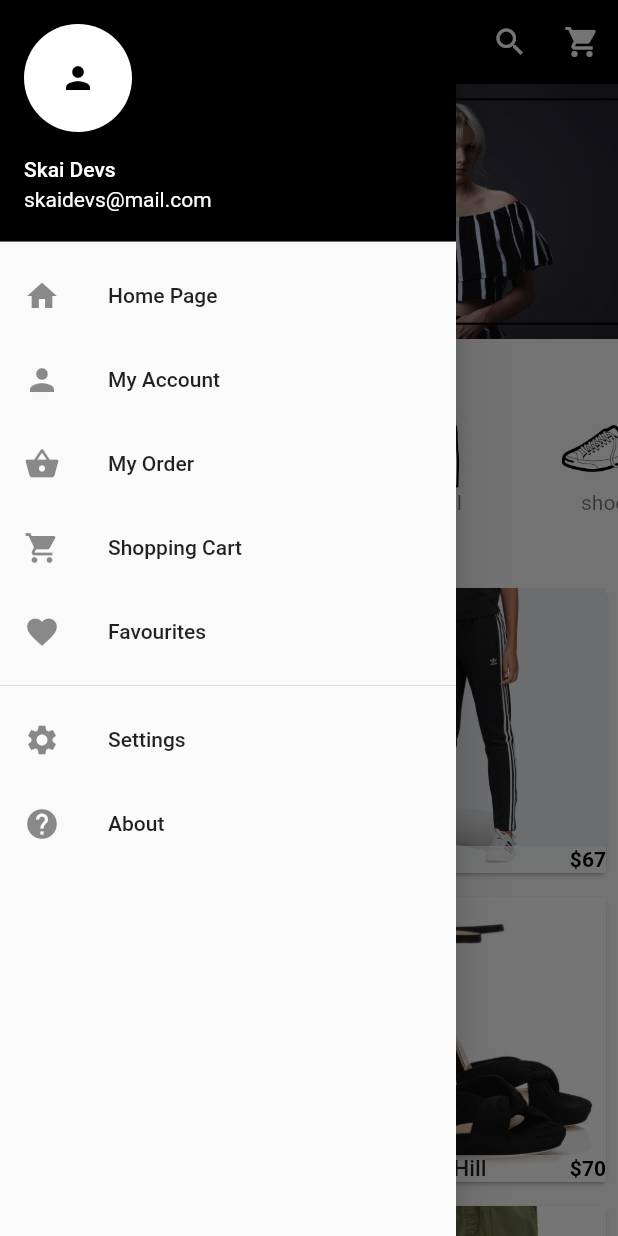
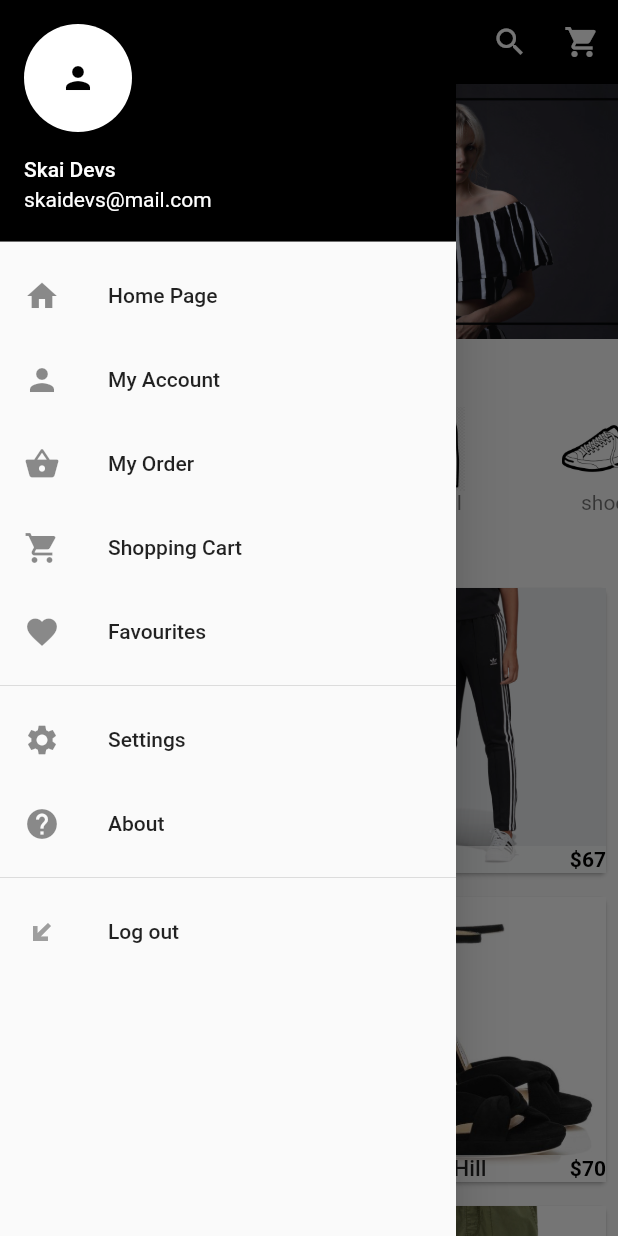
Before and after one commit to skaidevs/e_commerce, a Flutter app: the MyHomePage screen opened directly, with the side drawer open, on a phone screen of 412 x 824 dp. Run offline on Flutter 3.47's test engine with Material 2 defaults, Android fonts, the phone set to English and light mode, and no system bars; drawn by our look-alikes of carousel_pro; our stand-ins replace cloud_firestore, firebase_auth, firebase_database, fluttertoast, google_sign_in, shared_preferences; accounts and stored records are empty.

```diff
--- a/lib/pages/home.dart
+++ b/lib/pages/home.dart
@@ -1,3 +1,5 @@
+import 'package:e_commerce/pages/login.dart';
+import 'package:firebase_auth/firebase_auth.dart';
 import 'package:flutter/material.dart';
 import 'package:carousel_pro/carousel_pro.dart';
 //My imports
@@ -147,6 +149,28 @@ class _MyHomePageState extends State<MyHomePage> {
                 leading: Icon(Icons.help),
               ),
             ),
+
+            Divider(),
+
+            InkWell(
+              onTap: () {
+                FirebaseAuth.instance.signOut().then((value) {
+                  Navigator.pushReplacement(
+                    context,
+                    MaterialPageRoute(
+                      builder: (context) => Login(),
+                    ),
+                  );
+                });
+              },
+              child: ListTile(
+                title: Text('Log out'),
+                leading: Icon(
+                  Icons.transit_enterexit,
+                  color: Colors.grey,
+                ),
+              ),
+            ),
           ],
         ),
       ),
```
Also changed, not shown: lib/pages/login.dart (+13 -2 lines), lib/pages/sign_up.dart (+30 -11 lines).
